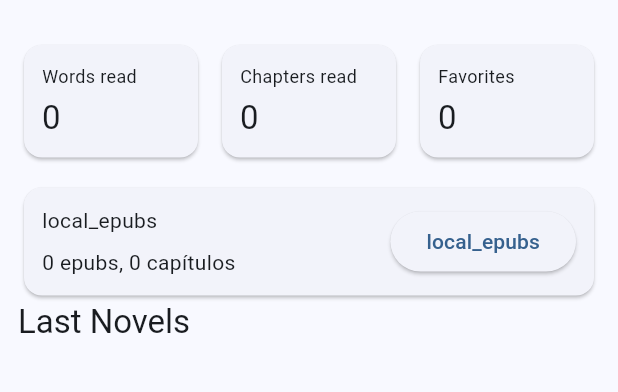
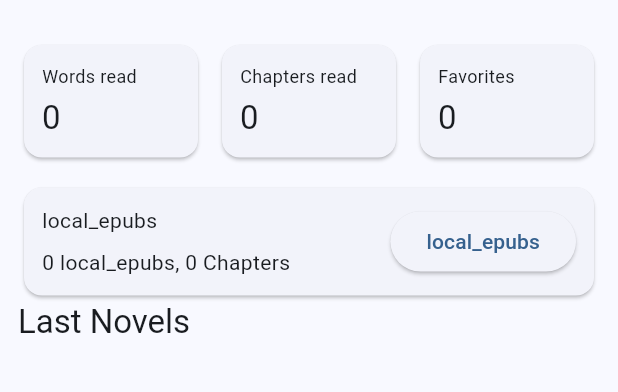
Before and after one commit to Luiz-eduardp/akashic_records, a Flutter app: the screen it shows after launch, on a phone screen of 412 x 824 dp, the part 63-455 px from its top. Run offline on Flutter 3.47's test engine with Material 3 defaults, Android fonts, the phone set to English and light mode, and no system bars; our stand-ins replace battery_plus, dio, file_picker, flutter_colorpicker, flutter_markdown, package_info_plus and 3 more; missing offline and left inert: android_intent_plus, version; accounts and stored records are empty.

Commit message:
fix: Use translated strings for counts and tooltips
- Replaced hardcoded strings
- Improved i18n support

```diff
--- a/lib/screens/home_screen.dart
+++ b/lib/screens/home_screen.dart
@@ -187,7 +187,7 @@ class _HomeScreenState extends State<HomeScreen> {
                         Text('local_epubs'.translate),
                         const SizedBox(height: 8),
                         Text(
-                          '$_localEpubCount epubs, $_localEpubChapters capítulos',
+                          '$_localEpubCount ${'local_epubs'.translate}, $_localEpubChapters ${'chapters'.translate}',
                         ),
                       ],
                     ),
--- a/lib/screens/local_epubs/local_epubs_screen.dart
+++ b/lib/screens/local_epubs/local_epubs_screen.dart
@@ -103,8 +103,12 @@ class _LocalEpubsScreenState extends State<LocalEpubsScreen> {
                     child: Row(
                       mainAxisAlignment: MainAxisAlignment.spaceBetween,
                       children: [
-                        Text('${_metrics()['epubs']} epubs'),
-                        Text('${_metrics()['chapters']} capítulos'),
+                        Text(
+                          '${_metrics()['epubs']} ${'local_epubs'.translate}',
+                        ),
+                        Text(
+                          '${_metrics()['chapters']} ${'chapters'.translate}',
+                        ),
                       ],
                     ),
                   ),
@@ -189,7 +193,7 @@ class _LocalEpubsScreenState extends State<LocalEpubsScreen> {
                                 IconButton(
                                   icon: const Icon(Icons.open_in_new),
                                   onPressed: () => _openEpub(item),
-                                  tooltip: 'Open in reader',
+                                  tooltip: 'open_in_reader'.translate,
                                 ),
                                 IconButton(
                                   icon: const Icon(Icons.delete_outline),
```
